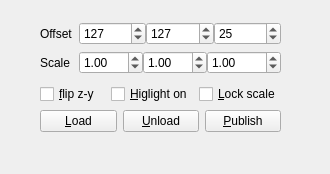
The window that bin/pymodules/localscene/localscene.ui (realXtend/tundra) describes before a commit, drawn with Qt 5.
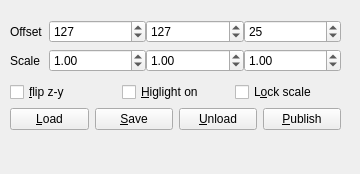
The same window after the commit.

```diff
--- a/bin/pymodules/localscene/localscene.ui
+++ b/bin/pymodules/localscene/localscene.ui
@@ -6,7 +6,7 @@
    <rect>
     <x>0</x>
     <y>0</y>
-    <width>330</width>
+    <width>360</width>
     <height>174</height>
    </rect>
   </property>
@@ -18,25 +18,25 @@
   </property>
   <property name="minimumSize">
    <size>
-    <width>330</width>
+    <width>360</width>
     <height>174</height>
    </size>
   </property>
   <property name="maximumSize">
    <size>
-    <width>330</width>
+    <width>360</width>
     <height>174</height>
    </size>
   </property>
   <property name="windowTitle">
    <string>Form</string>
   </property>
-  <widget class="QWidget" name="">
+  <widget class="QWidget" name="layoutWidget">
    <property name="geometry">
     <rect>
-     <x>40</x>
-     <y>22</y>
-     <width>241</width>
+     <x>10</x>
+     <y>20</y>
+     <width>331</width>
      <height>110</height>
     </rect>
    </property>
@@ -215,7 +215,7 @@
       <item>
        <widget class="QCheckBox" name="checkBoxLockScale">
         <property name="text">
-         <string>&amp;Lock scale</string>
+         <string>L&amp;ock scale</string>
         </property>
        </widget>
       </item>
@@ -223,6 +223,9 @@
     </item>
     <item>
      <layout class="QHBoxLayout" name="horizontalLayout">
+      <property name="rightMargin">
+       <number>0</number>
+      </property>
       <item>
        <widget class="QPushButton" name="pushButtonLoad">
         <property name="text">
@@ -230,6 +233,13 @@
         </property>
        </widget>
       </item>
+      <item>
+       <widget class="QPushButton" name="pushButtonSave">
+        <property name="text">
+         <string>&amp;Save</string>
+        </property>
+       </widget>
+      </item>
       <item>
        <widget class="QPushButton" name="pushButtonUnload">
         <property name="text">
```
Left out of the diff: 11 changed lines with no effect on the pictures.
